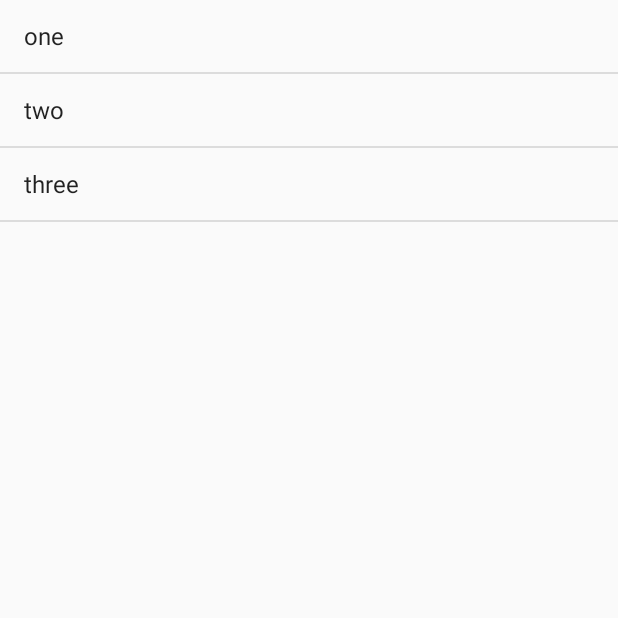
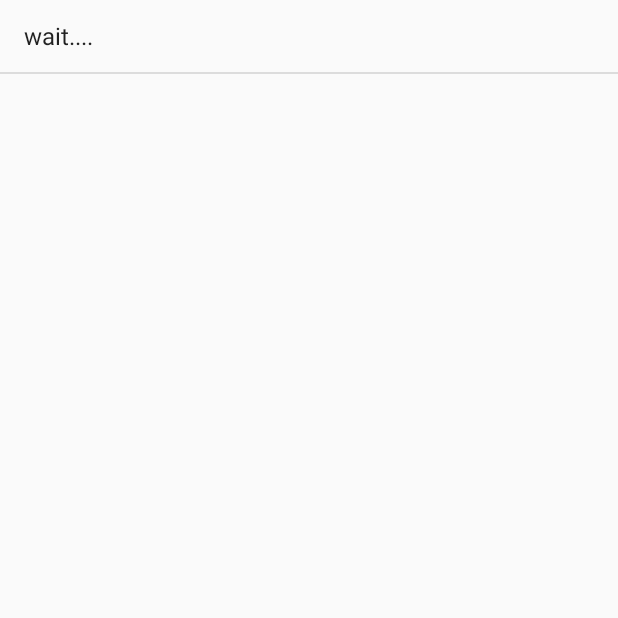
Before and after one commit to ytt-fish/AndroidClass, an Android app: the RateListActivity screen opened directly, with no data from a screen before it, on a phone screen of 412 x 824 dp, the top half of it. Run offline under Robolectric (Android 15) with nearby library versions, the phone set to English and light mode, and no system bars.

Commit message:
使用ListView完成汇率显示

```diff
--- a/app/src/main/java/com/example/androidclass/RateListActivity.java
+++ b/app/src/main/java/com/example/androidclass/RateListActivity.java
@@ -1,20 +1,91 @@
 package com.example.androidclass;
 
+import androidx.annotation.NonNull;
 import androidx.appcompat.app.AppCompatActivity;
 
+import android.annotation.SuppressLint;
 import android.app.ListActivity;
 import android.os.Bundle;
+
+import android.os.Handler;
+import android.os.Message;
+import android.util.Log;
 import android.widget.ArrayAdapter;
 import android.widget.ListAdapter;
 
-public class RateListActivity extends ListActivity {
-    String data[]={"one","two","three"};
+import org.jsoup.Jsoup;
+import org.jsoup.nodes.Document;
+import org.jsoup.nodes.Element;
+import org.jsoup.select.Elements;
 
+import java.io.IOException;
+import java.util.ArrayList;
+import java.util.List;
+
+public class RateListActivity extends ListActivity implements Runnable {
+    String data[]={"wait...."};
+    Handler handler;
+
+
+    @SuppressLint("HandlerLeak")
     @Override
     protected void onCreate(Bundle savedInstanceState) {
         super.onCreate(savedInstanceState);
         //setContentView(R.layout.activity_rate_list);
-        ListAdapter adapter=new ArrayAdapter<String>(this,android.R.layout.simple_list_item_1,data);
+        List<String> list1 = new ArrayList<String>();
+        for (int i = 1; i < 100; i++) {
+            list1.add("item" + i);
+        }
+
+        ListAdapter adapter = new ArrayAdapter<String>(this, android.R.layout.simple_list_item_1, data);
         setListAdapter(adapter);
+
+        Thread t = new Thread(this);
+        t.start();
+
+
+        handler = new Handler() {
+            @Override
+            public void handleMessage(Message msg) {
+                super.handleMessage(msg);
+                if(msg.what==7){
+                    List<String> list2=(List<String>)msg.obj;
+                    ListAdapter adapter = new ArrayAdapter<String>(RateListActivity.this, android.R.layout.simple_list_item_1, list2);
+                    setListAdapter(adapter);
+                }
+
+            }
+        };
+    }
+
+    @Override
+    public void run() {
+        //获取网络数据，放入list带回到主线程中
+        List<String> retList=new ArrayList<String>();
+        Document doc = null;
+        try {
+            Thread.sleep(3000);
+            doc = Jsoup.connect("http://www.usd-cny.com/bankofchina.htm").get();
+            //Log.i(TAG, "run:" + doc.title());
+            Elements tables = doc.getElementsByTag("table");
+            Element table1 = tables.get(0);
+            Elements tds = table1.getElementsByTag("td");
+            for (int i = 0; i < tds.size(); i += 6) {
+                Element td1 = tds.get(i);
+                Element td2 = tds.get(i + 5);
+                //Log.i(TAG, "run:" + td1.text() + "==>" + td2.text());
+                String str1 = td1.text();
+                String val = td2.text();
+                retList.add(str1+"==>"+val);
+            }
+        } catch (IOException | InterruptedException e) {
+            e.printStackTrace();
+        }
+        Message msg = handler.obtainMessage(7);
+        //填写msg对象的内容
+        msg.obj = retList;
+        //传回主线程
+        handler.sendMessage(msg);
+
     }
 }
```
